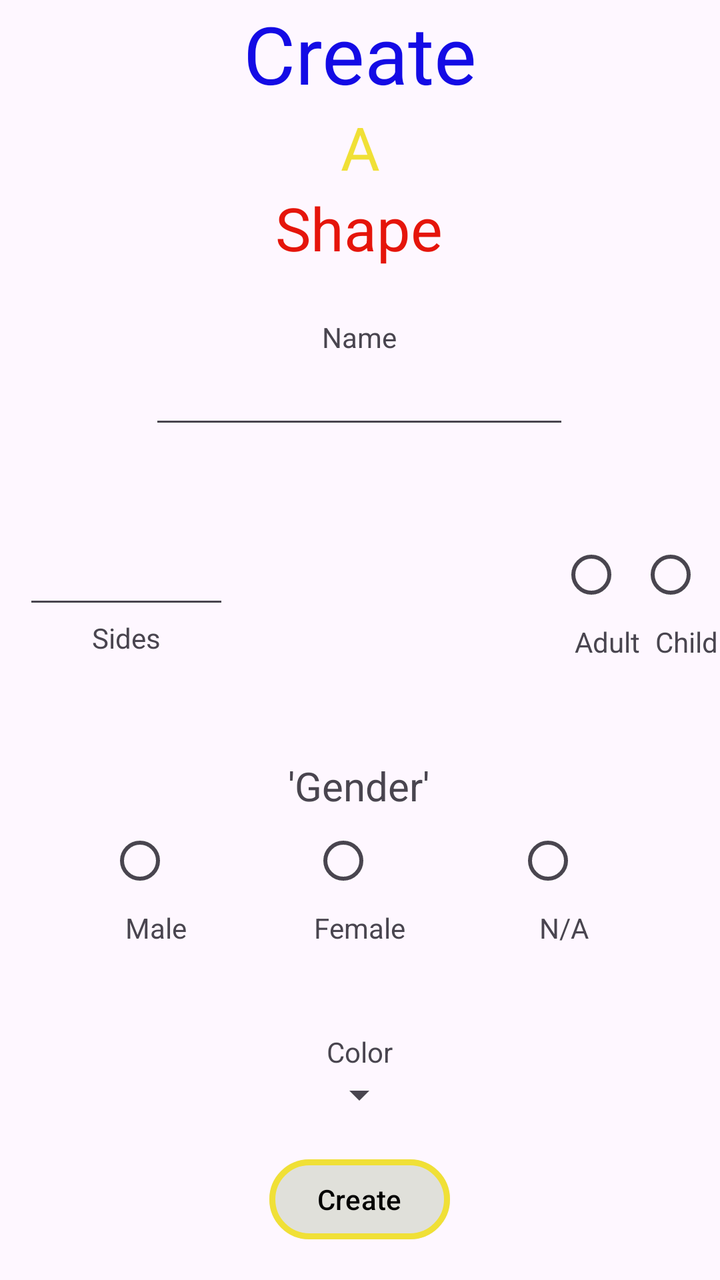
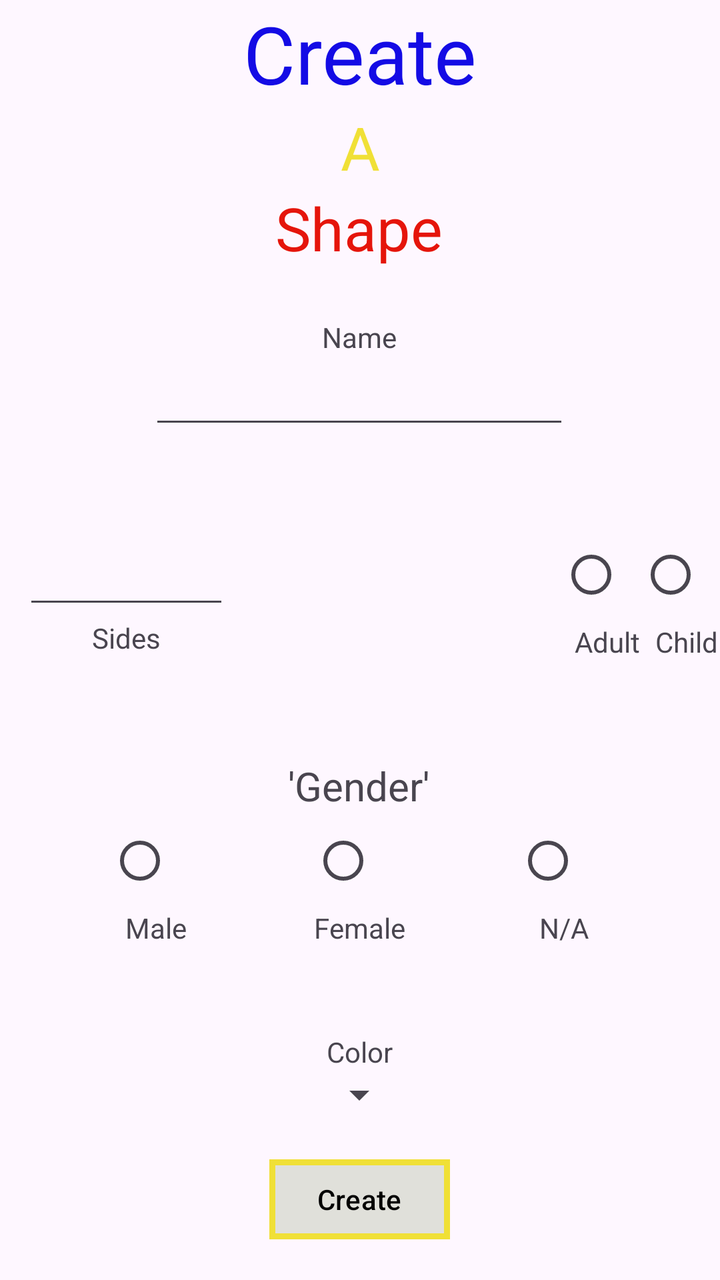

An Android layout rendered at two revisions. The XML below is the earlier revision; the diff shows what the commit changed to produce the second picture.
<!-- AndroidManifest.xml: application theme Theme.Euclydia -->
<!-- res/layout/create_activity.xml -->
<?xml version="1.0" encoding="utf-8"?>
<androidx.constraintlayout.widget.ConstraintLayout xmlns:android="http://schemas.android.com/apk/res/android"
    xmlns:app="http://schemas.android.com/apk/res-auto"
    xmlns:tools="http://schemas.android.com/tools"
    android:layout_width="match_parent"
    android:layout_height="match_parent">

    <TextView
        android:id="@+id/title1"
        android:layout_width="wrap_content"
        android:layout_height="wrap_content"
        android:text="@string/title1"
        android:textColor="@color/blue"
        android:textSize="40sp"
        app:layout_constraintEnd_toEndOf="parent"
        app:layout_constraintStart_toStartOf="parent"
        app:layout_constraintTop_toTopOf="parent" />

    <TextView
        android:id="@+id/title2"
        android:layout_width="wrap_content"
        android:layout_height="wrap_content"
        android:text="@string/title2"
        android:textColor="@color/yellow"
        android:textSize="30sp"
        app:layout_constraintEnd_toEndOf="parent"
        app:layout_constraintStart_toStartOf="parent"
        app:layout_constraintTop_toBottomOf="@id/title1" />

    <TextView
        android:id="@+id/title3"
        android:layout_width="wrap_content"
        android:layout_height="wrap_content"
        android:text="@string/title3"
        android:textColor="@color/red"
        android:textSize="30sp"
        app:layout_constraintEnd_toEndOf="parent"
        app:layout_constraintHorizontal_bias="0.498"
        app:layout_constraintStart_toStartOf="parent"
        app:layout_constraintTop_toBottomOf="@id/title2" />

    <EditText
        android:id="@+id/nameField"
        android:layout_width="wrap_content"
        android:layout_height="wrap_content"
        android:layout_marginTop="44dp"
        android:ems="10"
        android:inputType="text"
        app:layout_constraintEnd_toEndOf="parent"
        app:layout_constraintHorizontal_bias="0.497"
        app:layout_constraintStart_toStartOf="parent"
        app:layout_constraintTop_toBottomOf="@+id/title3" />

    <TextView
        android:id="@+id/nameLabel"
        android:layout_width="wrap_content"
        android:layout_height="wrap_content"
        android:text="@string/nameLabel"
        app:layout_constraintBottom_toTopOf="@id/nameField"
        app:layout_constraintStart_toStartOf="@id/nameField"
        app:layout_constraintEnd_toEndOf="@id/nameField"/>

    <EditText
        android:id="@+id/sideField"
        android:layout_width="103dp"
        android:layout_height="46dp"
        android:layout_marginStart="20dp"
        android:layout_marginTop="44dp"
        android:ems="2"
        android:inputType="number"
        app:layout_constraintEnd_toStartOf="@id/nameField"
        app:layout_constraintHorizontal_bias="0.173"
        app:layout_constraintStart_toStartOf="parent"
        app:layout_constraintTop_toBottomOf="@id/nameField" />

    <TextView
        android:layout_width="wrap_content"
        android:layout_height="wrap_content"
        app:layout_constraintTop_toBottomOf="@id/sideField"
        app:layout_constraintStart_toStartOf="@id/sideField"
        app:layout_constraintEnd_toEndOf="@id/sideField"
        android:text="@string/sideLabel"/>

    <RadioButton
        android:id="@+id/age1"
        android:layout_width="wrap_content"
        android:layout_height="wrap_content"
        android:layout_marginStart="268dp"
        app:layout_constraintStart_toStartOf="@+id/sideField"
        app:layout_constraintTop_toTopOf="@id/sideField" />

    <TextView
        android:layout_width="wrap_content"
        android:layout_height="wrap_content"
        android:text="@string/adultlabel"
        app:layout_constraintTop_toBottomOf="@+id/age1"
        app:layout_constraintStart_toStartOf="@+id/age1"
        app:layout_constraintEnd_toEndOf="@id/age1"/>

    <RadioButton
        android:id="@+id/age2"
        android:layout_width="wrap_content"
        android:layout_height="wrap_content"
        app:layout_constraintEnd_toEndOf="parent"
        app:layout_constraintHorizontal_bias="0.533"
        app:layout_constraintStart_toEndOf="@+id/age1"
        app:layout_constraintTop_toTopOf="@id/sideField" />

    <TextView
        android:layout_width="wrap_content"
        android:layout_height="wrap_content"
        android:text="@string/childlabel"
        app:layout_constraintTop_toBottomOf="@id/age2"
        app:layout_constraintStart_toStartOf="@id/age2"
        app:layout_constraintEnd_toEndOf="@id/age2"/>

    <TextView
        android:id="@+id/genderLabel"
        android:layout_width="wrap_content"
        android:layout_height="wrap_content"
        android:layout_marginTop="160dp"
        android:text="@string/genderlabel"
        android:textSize="20sp"
        app:layout_constraintEnd_toEndOf="parent"
        app:layout_constraintHorizontal_bias="0.498"
        app:layout_constraintStart_toStartOf="parent"
        app:layout_constraintTop_toBottomOf="@+id/nameField" />

    <RadioButton
        android:id="@+id/female"
        android:layout_width="wrap_content"
        android:layout_height="wrap_content"
        tools:layout_editor_absoluteX="182dp"
        tools:layout_editor_absoluteY="423dp"
        app:layout_constraintTop_toBottomOf="@id/genderLabel"
        app:layout_constraintStart_toStartOf="@id/genderLabel"
        app:layout_constraintEnd_toEndOf="@id/genderLabel"/>
    <TextView
        android:id="@+id/femalelabel"
        android:layout_width="wrap_content"
        android:layout_height="wrap_content"
        android:text="@string/femalelabel"
        app:layout_constraintTop_toBottomOf="@id/female"
        app:layout_constraintStart_toStartOf="@id/female"
        app:layout_constraintEnd_toEndOf="@id/female"/>
    <RadioButton
        android:id="@+id/male"
        android:layout_width="wrap_content"
        android:layout_height="wrap_content"
        app:layout_constraintStart_toStartOf="parent"
        app:layout_constraintEnd_toStartOf="@id/female"
        app:layout_constraintTop_toTopOf="@id/female"/>
    <TextView
        android:layout_width="wrap_content"
        android:layout_height="wrap_content"
        android:text="Male"
        app:layout_constraintTop_toBottomOf="@id/male"
        app:layout_constraintStart_toStartOf="@id/male"
        app:layout_constraintEnd_toEndOf="@id/male"/>

    <RadioButton
        android:id="@+id/nb"
        android:layout_width="wrap_content"
        android:layout_height="wrap_content"
        app:layout_constraintStart_toEndOf="@id/female"
        app:layout_constraintEnd_toEndOf="parent"
        app:layout_constraintTop_toTopOf="@id/female"/>
    <TextView
        android:layout_width="wrap_content"
        android:layout_height="wrap_content"
        android:text="N/A"
        app:layout_constraintTop_toBottomOf="@id/nb"
        app:layout_constraintStart_toStartOf="@id/nb"
        app:layout_constraintEnd_toEndOf="@id/nb"/>

    <Spinner
        android:id="@+id/color"
        android:layout_width="wrap_content"
        android:layout_height="wrap_content"
        app:layout_constraintTop_toBottomOf="@id/female"
        app:layout_constraintStart_toStartOf="@id/female"
        app:layout_constraintEnd_toEndOf="@id/female"
        app:layout_constraintBottom_toBottomOf="parent"/>
    <TextView
        android:layout_width="wrap_content"
        android:layout_height="wrap_content"
        android:text="@string/colorlabel"
        app:layout_constraintBottom_toTopOf="@id/color"
        app:layout_constraintStart_toStartOf="@id/color"
        app:layout_constraintEnd_toEndOf="@id/color"/>

    <com.google.android.material.button.MaterialButton
        android:layout_width="wrap_content"
        android:layout_height="wrap_content"
        android:text="@string/create"
        android:textColor="@color/black"
        app:strokeColor="@color/yellow"
        app:backgroundTint="@color/background"
        app:strokeWidth="3dp"
        app:layout_constraintBottom_toBottomOf="parent"
        app:layout_constraintTop_toBottomOf="@id/color"
        app:layout_constraintStart_toStartOf="@id/color"
        app:layout_constraintEnd_toEndOf="@id/color"/>

</androidx.constraintlayout.widget.ConstraintLayout>
<!-- resources referenced by this layout -->
<resources>
  <color name="background">#e0e0da</color>
  <color name="black">#FF000000</color>
  <color name="blue">#140be5</color>
  <color name="red">#e5150b</color>
  <color name="yellow">#f0e036</color>
  <string name="adultlabel">Adult</string>
  <string name="childlabel">Child</string>
  <string name="colorlabel">Color</string>
  <string name="create">Create</string>
  <string name="femalelabel">Female</string>
  <string name="genderlabel">\'Gender\'</string>
  <string name="nameLabel">Name</string>
  <string name="sideLabel">Sides</string>
  <string name="title1">Create</string>
  <string name="title2">A</string>
  <string name="title3">Shape</string>
  <style name="Theme.Euclydia" parent="Base.Theme.Euclydia" />
  <style name="Base.Theme.Euclydia" parent="Theme.Material3.DayNight.NoActionBar">
          
          
      </style>
</resources>

<!-- the commit's change to res/layout/create_activity.xml (unified diff, before → after) -->
@@ -193,10 +193,7 @@
         android:layout_width="wrap_content"
         android:layout_height="wrap_content"
         android:text="@string/create"
-        android:textColor="@color/black"
-        app:strokeColor="@color/yellow"
-        app:backgroundTint="@color/background"
-        app:strokeWidth="3dp"
+        style="@style/YellowButton"
         app:layout_constraintBottom_toBottomOf="parent"
         app:layout_constraintTop_toBottomOf="@id/color"
         app:layout_constraintStart_toStartOf="@id/color"
<!-- resource entries referenced after the edit -->
@@ -16,7 +16,17 @@
   <string name="title1">Create</string>
   <string name="title2">A</string>
   <string name="title3">Shape</string>
+  <style name="YellowButton" parent="BaseButton">
+          <item name="strokeColor">@color/yellow</item>
+      </style>
   <style name="Theme.Euclydia" parent="Base.Theme.Euclydia" />
+  <style name="BaseButton" parent="Widget.Material3.Button">
+          <item name="backgroundTint">@color/background</item>
+          <item name="android:textColor">@color/black</item>
+          <item name="cornerRadius">0dp</item>
+          <item name="strokeWidth">3dp</item>
+  
+      </style>
   <style name="Base.Theme.Euclydia" parent="Theme.Material3.DayNight.NoActionBar">
           
           
